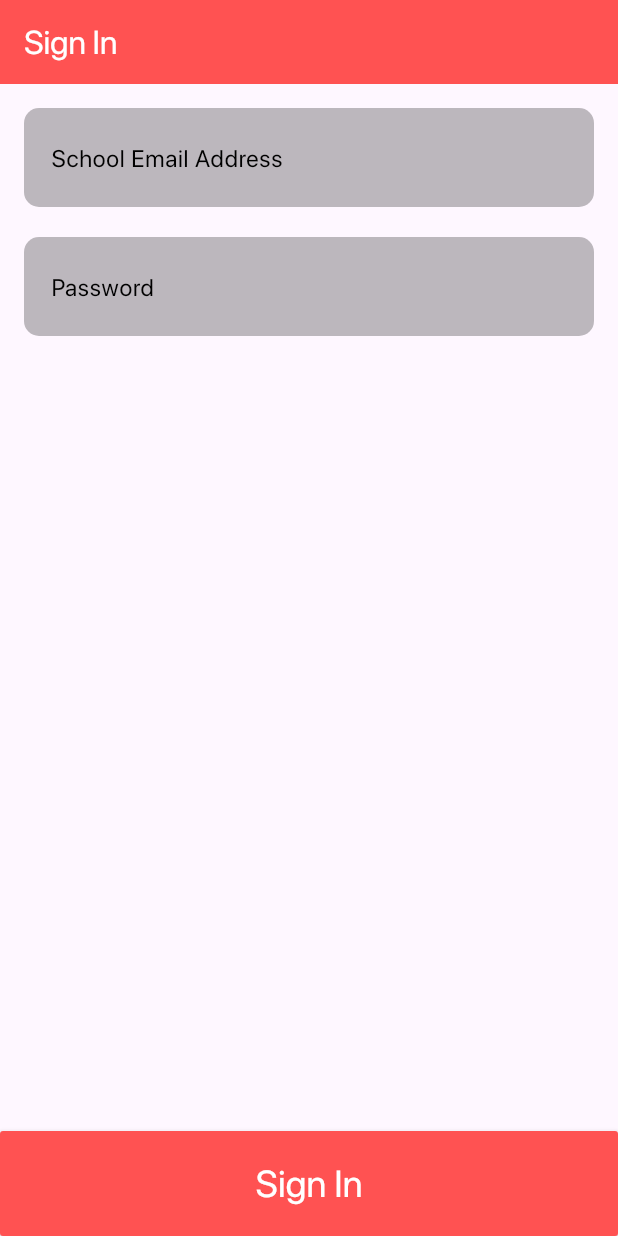
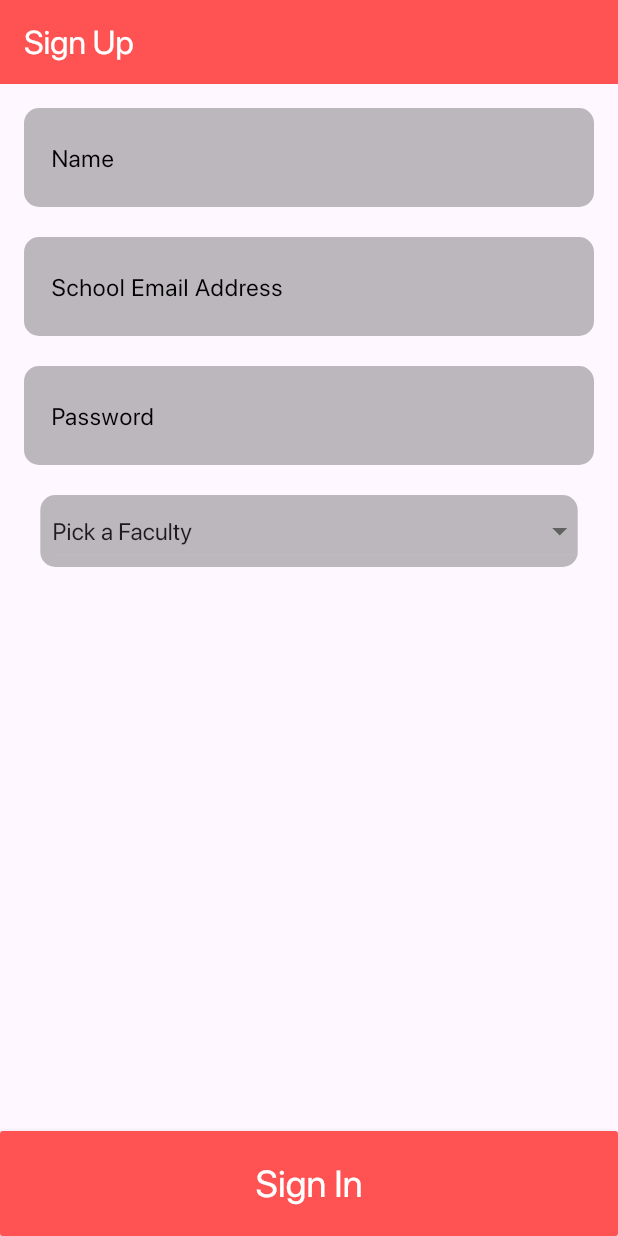
Before and after one commit to bookofiyi/collaborative_library, a Flutter app: the screen it shows after launch, on a phone screen of 412 x 824 dp. Run offline on Flutter 3.47's test engine with Material 2 defaults, Android fonts, the phone set to English and light mode, and no system bars.

Commit message:
Sign Up page update

```diff
--- a/lib/main.dart
+++ b/lib/main.dart
@@ -1,4 +1,5 @@
-import 'package:collab_library/sign_in.dart';
+// import 'package:collab_library/sign_in.dart';
+import 'package:collab_library/sign_up.dart';
 import 'package:flutter/material.dart';
 
 void main() {
@@ -19,7 +20,7 @@ class MyApp extends StatelessWidget {
         useMaterial3: true,
         fontFamily: 'San Francisco',
       ),
-      home: const SignIn(),
+      home: const SignUp(),
     );
   }
 }
--- a/lib/sign_up.dart
+++ b/lib/sign_up.dart
@@ -12,6 +12,54 @@ class SignUp extends StatefulWidget {
 class _SignUpState extends State<SignUp> {
   String emailAddress = '';
   String password = '';
+  String name = '';
+  String? selectedValue = 'Pick a Faculty';
+  List<DropdownMenuItem<String>> facultyList = [
+    const DropdownMenuItem(
+      value: 'Pick a Faculty',
+      child: Text('Pick a Faculty'),
+    ),
+    const DropdownMenuItem(
+      value: 'tech',
+      child: Text('Faculty of Technology'),
+    ),
+    const DropdownMenuItem(
+      value: 'science',
+      child: Text('Faculty of Administration'),
+    ),
+    const DropdownMenuItem(
+      value: 'tech',
+      child: Text('Faculty of Agriculture'),
+    ),
+    const DropdownMenuItem(
+      value: 'tech',
+      child: Text('Faculty of Arts'),
+    ),
+    const DropdownMenuItem(
+      value: 'tech',
+      child: Text('Faculty of Education'),
+    ),
+    const DropdownMenuItem(
+      value: 'tech',
+      child: Text('Faculty of Environmental Design & Management'),
+    ),
+    const DropdownMenuItem(
+      value: 'tech',
+      child: Text('Faculty of Basic Medical Sciences'),
+    ),
+    const DropdownMenuItem(
+      value: 'tech',
+      child: Text('Faculty of Clinical Sciences'),
+    ),
+    const DropdownMenuItem(
+      value: 'tech',
+      child: Text('Faculty of Dentistry'),
+    ),
+    const DropdownMenuItem(
+      value: 'tech',
+      child: Text('Faculty of Law'),
+    ),
+  ];
 
   void showInSnackBar(context, String value) {
     final snackBar = SnackBar(
@@ -34,7 +82,7 @@ class _SignUpState extends State<SignUp> {
     return Scaffold(
       appBar: AppBar(
         title: const Text(
-          'Sign In',
+          'Sign Up',
           style: TextStyle(
             color: kwhite,
           ),
@@ -51,6 +99,41 @@ class _SignUpState extends State<SignUp> {
                 child: Column(
                   mainAxisAlignment: MainAxisAlignment.center,
                   children: [
+                    // Name Field
+                    Container(
+                      decoration: const BoxDecoration(
+                        borderRadius: BorderRadius.all(Radius.circular(10)),
+                        color: kLightGrey,
+                      ),
+                      child: Padding(
+                        padding: const EdgeInsets.only(left: 8.0),
+                        child: TextFormField(
+                          style: const TextStyle(
+                            fontSize: 20,
+                          ),
+                          decoration: const InputDecoration(
+                            contentPadding: EdgeInsets.all(10.0),
+                            labelText: "Name",
+                            labelStyle: TextStyle(
+                              color: kblack,
+                            ),
+                            floatingLabelStyle: TextStyle(
+                              color: kblack,
+                            ),
+                            border: InputBorder.none,
+                          ),
+                          onChanged: (value) {
+                            name = value;
+                          },
+                        ),
+                      ),
+                    ),
+                    // End of Name Field
+
+                    const SizedBox(
+                      height: 20,
+                    ),
+
                     // Email Address Field
                     Container(
                       decoration: const BoxDecoration(
@@ -119,6 +202,31 @@ class _SignUpState extends State<SignUp> {
                       ),
                     ),
                     // End of Password Field
+
+                    const SizedBox(
+                      height: 20,
+                    ),
+
+                    // Faculty Field
+                    Container(
+                      decoration: const BoxDecoration(
+                        borderRadius: BorderRadius.all(Radius.circular(10)),
+                        color: kLightGrey,
+                      ),
+                      child: Padding(
+                        padding: const EdgeInsets.only(left: 8.0),
+                        child: DropdownButton(
+                          items: facultyList,
+                          value: selectedValue,
+                          onChanged: (value) {
+                            setState(() {
+                              selectedValue = value;
+                            });
+                          },
+                        ),
+                      ),
+                    ),
+                    // End of Faculty Field
                   ],
                 ),
               ),
```
